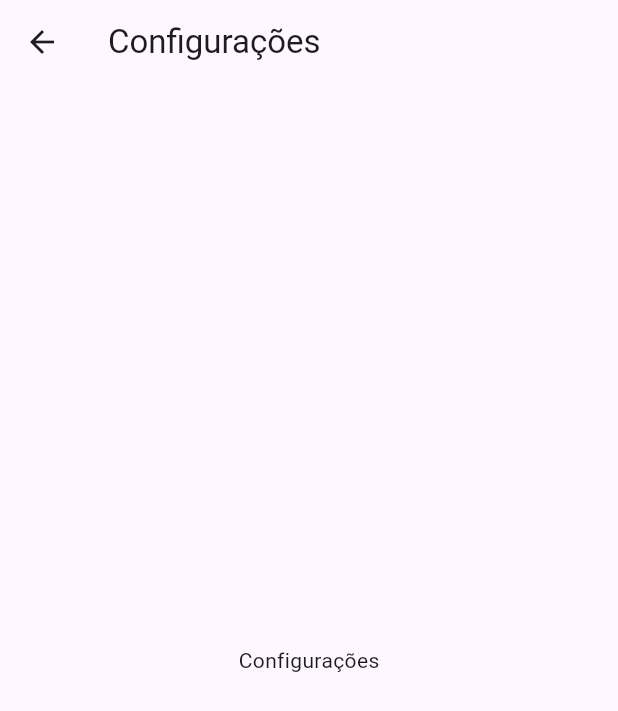
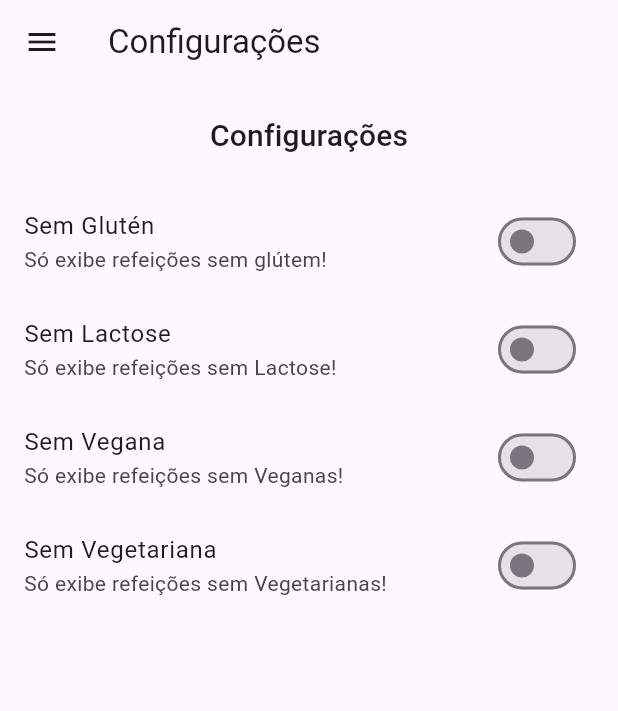
Before and after one commit to Hudsonrb77/flutter_FoodApp, a Flutter app: the SettingsScreen screen opened by its route, on a phone screen of 412 x 824 dp. Shown: the top 711 px of the screen. Run offline on Flutter 3.47's test engine with Material 3 defaults, Android fonts, the phone set to English and light mode, and no system bars; network calls fail; Roboto replaces fonts that are missing (RobotoCondensed).

Commit message:
Desenvolvendo o filtro de refeicoes.

```diff
--- a/lib/components/main_drawer.dart
+++ b/lib/components/main_drawer.dart
@@ -45,12 +45,13 @@
           _createItem(
             Icons.restaurant,
             'Refeições',
-            () => Navigator.of(context).pushNamed(AppRoutes.home),
+            () => Navigator.of(context).pushReplacementNamed(AppRoutes.home),
           ),
           _createItem(
             Icons.settings,
             'Configurações',
-            () => Navigator.of(context).pushNamed(AppRoutes.settings),
+            () =>
+                Navigator.of(context).pushReplacementNamed(AppRoutes.settings),
           ),
         ],
       ),
--- a/lib/main.dart
+++ b/lib/main.dart
@@ -4,14 +4,41 @@
 import 'package:meals/screens/categories_meals_screens.dart';
 import 'screens/meal_detail_screen.dart';
 import 'screens/settings.dart';
+
 import 'utils/app_routes.dart';
+
+import 'models/meal.dart';
+import 'models/settings.dart';
+import 'data/dummy_data.dart';
 
 void main() {
   runApp(const MyApp());
 }
 
-class MyApp extends StatelessWidget {
+class MyApp extends StatefulWidget {
   const MyApp({Key? key}) : super(key: key);
+
+  @override
+  State<MyApp> createState() => _MyAppState();
+}
+
+class _MyAppState extends State<MyApp> {
+  List<Meal> _availableMeals = dummyMeals;
+
+  void _filterMeals(Settings settings) {
+    setState(() {
+      _availableMeals = dummyMeals.where((meal) {
+        final filterGluten = settings.isGlutenFree && !meal.isGlutenFree;
+        final filterLactose = settings.isLactoseFree && !meal.isLactoseFree;
+        final filterVegan = settings.isVegan && !meal.isVegan;
+        final filterVegetarian = settings.isVegetarian && !meal.isVegetarian;
+        return !filterGluten &&
+            !filterLactose &&
+            !filterVegan &&
+            !filterVegetarian;
+      }).toList();
+    });
+  }
 
   @override
   Widget build(BuildContext context) {
@@ -33,9 +60,10 @@
       //Para a transição entre as telas,
       routes: {
         AppRoutes.home: (ctx) => const TabsScreen(),
-        AppRoutes.categoriesMeals: (ctx) => const CategoriesMealsScreen(),
+        AppRoutes.categoriesMeals: (ctx) =>
+            CategoriesMealsScreen(_availableMeals),
         AppRoutes.mealDetail: (ctx) => const MealDetailScreen(),
-        AppRoutes.settings: (ctx) => const SettingsScreen(),
+        AppRoutes.settings: (ctx) => SettingsScreen(_filterMeals),
       },
     );
   }
--- /dev/null
+++ b/lib/models/settings.dart
@@ -0,0 +1,13 @@
+class Settings {
+  bool isGlutenFree;
+  bool isLactoseFree;
+  bool isVegan;
+  bool isVegetarian;
+
+  Settings({
+    this.isGlutenFree = false,
+    this.isLactoseFree = false,
+    this.isVegan = false,
+    this.isVegetarian = false,
+  });
+}
--- a/lib/screens/meal_detail_screen.dart
+++ b/lib/screens/meal_detail_screen.dart
@@ -90,6 +90,12 @@
           ],
         ),
       ),
+      floatingActionButton: FloatingActionButton(
+        child: const Icon(Icons.star),
+        onPressed: () {
+          Navigator.of(context).pop(meal.title);
+        },
+      ),
     );
   }
 }
--- a/lib/screens/settings.dart
+++ b/lib/screens/settings.dart
@@ -1,7 +1,34 @@
 import 'package:flutter/material.dart';
+import '../components/main_drawer.dart';
+import '../models/settings.dart';
 
-class SettingsScreen extends StatelessWidget {
-  const SettingsScreen({super.key});
+class SettingsScreen extends StatefulWidget {
+  final Function(Settings) onSettingsChanged;
+
+  const SettingsScreen(this.onSettingsChanged);
+
+  @override
+  State<SettingsScreen> createState() => _SettingsScreenState();
+}
+
+class _SettingsScreenState extends State<SettingsScreen> {
+  var settings = Settings();
+
+  Widget _createSwitch(
+    String title,
+    String subtitle,
+    bool value,
+    void Function(bool) onChanged,
+  ) {
+    return SwitchListTile.adaptive(
+        title: Text(title),
+        subtitle: Text(subtitle),
+        value: value,
+        onChanged: (value) {
+          onChanged(value);
+          widget.onSettingsChanged(settings);
+        });
+  }
 
   @override
   Widget build(BuildContext context) {
@@ -9,8 +36,47 @@
       appBar: AppBar(
         title: const Text('Configurações'),
       ),
-      body: const Center(
-        child: Text('Configurações'),
+      drawer: const MainDrawer(),
+      body: Column(
+        children: <Widget>[
+          Container(
+            padding: EdgeInsets.all(20),
+            child: Text(
+              'Configurações',
+              style: Theme.of(context).textTheme.titleSmall,
+            ),
+          ),
+          Expanded(
+            child: ListView(
+              children: <Widget>[
+                _createSwitch(
+                  'Sem Glutén',
+                  'Só exibe refeições sem glútem!',
+                  settings.isGlutenFree,
+                  (value) => setState(() => settings.isGlutenFree = value),
+                ),
+                _createSwitch(
+                  'Sem Lactose',
+                  'Só exibe refeições sem Lactose!',
+                  settings.isLactoseFree,
+                  (value) => setState(() => settings.isLactoseFree = value),
+                ),
+                _createSwitch(
+                  'Sem Vegana',
+                  'Só exibe refeições sem Veganas!',
+                  settings.isVegan,
+                  (value) => setState(() => settings.isVegan = value),
+                ),
+                _createSwitch(
+                  'Sem Vegetariana',
+                  'Só exibe refeições sem Vegetarianas!',
+                  settings.isVegetarian,
+                  (value) => setState(() => settings.isVegetarian = value),
+                ),
+              ],
+            ),
+          ),
+        ],
       ),
     );
   }
```
Also changed, not shown: lib/components/meal_item.dart (+10 -2 lines), lib/screens/categories_meals_screens.dart (+5 -3 lines).
